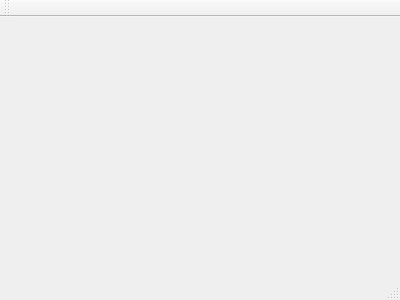
SudanBoy/EC-PBC, file mainwindow.ui: the form before one commit.
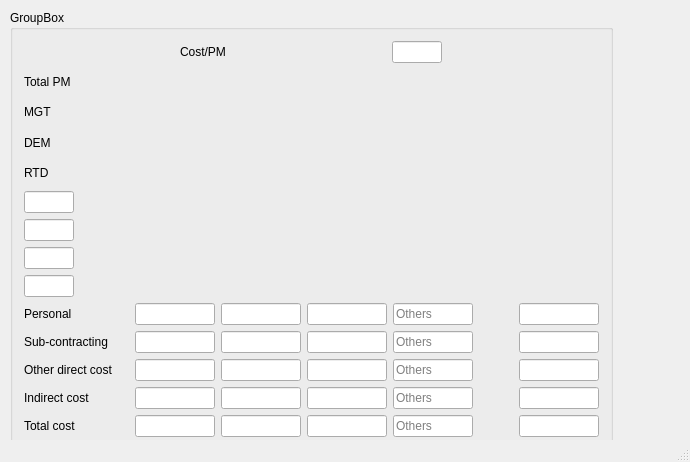
The form after the commit.

Commit message:
Add layout labels and buttons
Designing the front-end GUI

Diff of the .ui file:
```diff
--- a/mainwindow.ui
+++ b/mainwindow.ui
@@ -1,24 +1,961 @@
 <ui version="4.0">
  <class>MainWindow</class>
- <widget class="QMainWindow" name="MainWindow" >
-  <property name="geometry" >
+ <widget class="QMainWindow" name="MainWindow">
+  <property name="geometry">
    <rect>
     <x>0</x>
     <y>0</y>
-    <width>400</width>
-    <height>300</height>
+    <width>690</width>
+    <height>462</height>
    </rect>
   </property>
-  <property name="windowTitle" >
+  <property name="sizePolicy">
+   <sizepolicy hsizetype="Fixed" vsizetype="Fixed">
+    <horstretch>0</horstretch>
+    <verstretch>0</verstretch>
+   </sizepolicy>
+  </property>
+  <property name="windowTitle">
    <string>MainWindow</string>
   </property>
-  <widget class="QMenuBar" name="menuBar" />
-  <widget class="QToolBar" name="mainToolBar" />
-  <widget class="QWidget" name="centralWidget" />
-  <widget class="QStatusBar" name="statusBar" />
+  <widget class="QWidget" name="centralWidget">
+   <widget class="QGroupBox" name="groupBox">
+    <property name="geometry">
+     <rect>
+      <x>10</x>
+      <y>10</y>
+      <width>603</width>
+      <height>497</height>
+     </rect>
+    </property>
+    <property name="sizePolicy">
+     <sizepolicy hsizetype="Fixed" vsizetype="Fixed">
+      <horstretch>0</horstretch>
+      <verstretch>0</verstretch>
+     </sizepolicy>
+    </property>
+    <property name="title">
+     <string>GroupBox</string>
+    </property>
+    <layout class="QGridLayout" name="gridLayout">
+     <item row="5" column="0">
+      <layout class="QHBoxLayout" name="horizontalLayout_11">
+       <item>
+        <widget class="QLabel" name="label_11">
+         <property name="sizePolicy">
+          <sizepolicy hsizetype="Fixed" vsizetype="Preferred">
+           <horstretch>0</horstretch>
+           <verstretch>0</verstretch>
+          </sizepolicy>
+         </property>
+         <property name="maximumSize">
+          <size>
+           <width>110</width>
+           <height>16777215</height>
+          </size>
+         </property>
+         <property name="text">
+          <string>Indirect cost</string>
+         </property>
+        </widget>
+       </item>
+       <item>
+        <widget class="QLineEdit" name="lineEdit_42">
+         <property name="sizePolicy">
+          <sizepolicy hsizetype="Fixed" vsizetype="Fixed">
+           <horstretch>0</horstretch>
+           <verstretch>0</verstretch>
+          </sizepolicy>
+         </property>
+         <property name="maximumSize">
+          <size>
+           <width>80</width>
+           <height>16777215</height>
+          </size>
+         </property>
+        </widget>
+       </item>
+       <item>
+        <widget class="QLineEdit" name="lineEdit_41">
+         <property name="sizePolicy">
+          <sizepolicy hsizetype="Fixed" vsizetype="Fixed">
+           <horstretch>0</horstretch>
+           <verstretch>0</verstretch>
+          </sizepolicy>
+         </property>
+         <property name="maximumSize">
+          <size>
+           <width>80</width>
+           <height>16777215</height>
+          </size>
+         </property>
+        </widget>
+       </item>
+       <item>
+        <widget class="QLineEdit" name="lineEdit_39">
+         <property name="sizePolicy">
+          <sizepolicy hsizetype="Fixed" vsizetype="Fixed">
+           <horstretch>0</horstretch>
+           <verstretch>0</verstretch>
+          </sizepolicy>
+         </property>
+         <property name="maximumSize">
+          <size>
+           <width>80</width>
+           <height>16777215</height>
+          </size>
+         </property>
+        </widget>
+       </item>
+       <item>
+        <widget class="QLineEdit" name="lineEdit_38">
+         <property name="sizePolicy">
+          <sizepolicy hsizetype="Fixed" vsizetype="Fixed">
+           <horstretch>0</horstretch>
+           <verstretch>0</verstretch>
+          </sizepolicy>
+         </property>
+         <property name="maximumSize">
+          <size>
+           <width>80</width>
+           <height>16777215</height>
+          </size>
+         </property>
+         <property name="placeholderText">
+          <string>Others</string>
+         </property>
+        </widget>
+       </item>
+       <item>
+        <spacer name="horizontalSpacer_7">
+         <property name="orientation">
+          <enum>Qt::Horizontal</enum>
+         </property>
+         <property name="sizeType">
+          <enum>QSizePolicy::Fixed</enum>
+         </property>
+         <property name="sizeHint" stdset="0">
+          <size>
+           <width>40</width>
+           <height>20</height>
+          </size>
+         </property>
+        </spacer>
+       </item>
+       <item>
+        <widget class="QLineEdit" name="lineEdit_40">
+         <property name="sizePolicy">
+          <sizepolicy hsizetype="Fixed" vsizetype="Fixed">
+           <horstretch>0</horstretch>
+           <verstretch>0</verstretch>
+          </sizepolicy>
+         </property>
+         <property name="maximumSize">
+          <size>
+           <width>80</width>
+           <height>16777215</height>
+          </size>
+         </property>
+        </widget>
+       </item>
+      </layout>
+     </item>
+     <item row="6" column="0">
+      <layout class="QHBoxLayout" name="horizontalLayout_12">
+       <item>
+        <widget class="QLabel" name="label_12">
+         <property name="sizePolicy">
+          <sizepolicy hsizetype="Fixed" vsizetype="Preferred">
+           <horstretch>0</horstretch>
+           <verstretch>0</verstretch>
+          </sizepolicy>
+         </property>
+         <property name="maximumSize">
+          <size>
+           <width>110</width>
+           <height>16777215</height>
+          </size>
+         </property>
+         <property name="text">
+          <string>Total cost</string>
+         </property>
+        </widget>
+       </item>
+       <item>
+        <widget class="QLineEdit" name="lineEdit_45">
+         <property name="sizePolicy">
+          <sizepolicy hsizetype="Fixed" vsizetype="Fixed">
+           <horstretch>0</horstretch>
+           <verstretch>0</verstretch>
+          </sizepolicy>
+         </property>
+         <property name="maximumSize">
+          <size>
+           <width>80</width>
+           <height>16777215</height>
+          </size>
+         </property>
+        </widget>
+       </item>
+       <item>
+        <widget class="QLineEdit" name="lineEdit_44">
+         <property name="sizePolicy">
+          <sizepolicy hsizetype="Fixed" vsizetype="Fixed">
+           <horstretch>0</horstretch>
+           <verstretch>0</verstretch>
+          </sizepolicy>
+         </property>
+         <property name="maximumSize">
+          <size>
+           <width>80</width>
+           <height>16777215</height>
+          </size>
+         </property>
+        </widget>
+       </item>
+       <item>
+        <widget class="QLineEdit" name="lineEdit_47">
+         <property name="sizePolicy">
+          <sizepolicy hsizetype="Fixed" vsizetype="Fixed">
+           <horstretch>0</horstretch>
+           <verstretch>0</verstretch>
+          </sizepolicy>
+         </property>
+         <property name="maximumSize">
+          <size>
+           <width>80</width>
+           <height>16777215</height>
+          </size>
+         </property>
+        </widget>
+       </item>
+       <item>
+        <widget class="QLineEdit" name="lineEdit_46">
+         <property name="sizePolicy">
+          <sizepolicy hsizetype="Fixed" vsizetype="Fixed">
+           <horstretch>0</horstretch>
+           <verstretch>0</verstretch>
+          </sizepolicy>
+         </property>
+         <property name="maximumSize">
+          <size>
+           <width>80</width>
+           <height>16777215</height>
+          </size>
+         </property>
+         <property name="placeholderText">
+          <string>Others</string>
+         </property>
+        </widget>
+       </item>
+       <item>
+        <spacer name="horizontalSpacer_8">
+         <property name="orientation">
+          <enum>Qt::Horizontal</enum>
+         </property>
+         <property name="sizeType">
+          <enum>QSizePolicy::Fixed</enum>
+         </property>
+         <property name="sizeHint" stdset="0">
+          <size>
+           <width>40</width>
+           <height>20</height>
+          </size>
+         </property>
+        </spacer>
+       </item>
+       <item>
+        <widget class="QLineEdit" name="lineEdit_43">
+         <property name="sizePolicy">
+          <sizepolicy hsizetype="Fixed" vsizetype="Fixed">
+           <horstretch>0</horstretch>
+           <verstretch>0</verstretch>
+          </sizepolicy>
+         </property>
+         <property name="maximumSize">
+          <size>
+           <width>80</width>
+           <height>16777215</height>
+          </size>
+         </property>
+        </widget>
+       </item>
+      </layout>
+     </item>
+     <item row="4" column="0">
+      <layout class="QHBoxLayout" name="horizontalLayout_10">
+       <item>
+        <widget class="QLabel" name="label_10">
+         <property name="sizePolicy">
+          <sizepolicy hsizetype="Fixed" vsizetype="Preferred">
+           <horstretch>0</horstretch>
+           <verstretch>0</verstretch>
+          </sizepolicy>
+         </property>
+         <property name="maximumSize">
+          <size>
+           <width>110</width>
+           <height>16777215</height>
+          </size>
+         </property>
+         <property name="text">
+          <string>Other direct cost</string>
+         </property>
+        </widget>
+       </item>
+       <item>
+        <widget class="QLineEdit" name="lineEdit_37">
+         <property name="sizePolicy">
+          <sizepolicy hsizetype="Fixed" vsizetype="Fixed">
+           <horstretch>0</horstretch>
+           <verstretch>0</verstretch>
+          </sizepolicy>
+         </property>
+         <property name="maximumSize">
+          <size>
+           <width>80</width>
+           <height>16777215</height>
+          </size>
+         </property>
+        </widget>
+       </item>
+       <item>
+        <widget class="QLineEdit" name="lineEdit_34">
+         <property name="sizePolicy">
+          <sizepolicy hsizetype="Fixed" vsizetype="Fixed">
+           <horstretch>0</horstretch>
+           <verstretch>0</verstretch>
+          </sizepolicy>
+         </property>
+         <property name="maximumSize">
+          <size>
+           <width>80</width>
+           <height>16777215</height>
+          </size>
+         </property>
+        </widget>
+       </item>
+       <item>
+        <widget class="QLineEdit" name="lineEdit_36">
+         <property name="sizePolicy">
+          <sizepolicy hsizetype="Fixed" vsizetype="Fixed">
+           <horstretch>0</horstretch>
+           <verstretch>0</verstretch>
+          </sizepolicy>
+         </property>
+         <property name="maximumSize">
+          <size>
+           <width>80</width>
+           <height>16777215</height>
+          </size>
+         </property>
+        </widget>
+       </item>
+       <item>
+        <widget class="QLineEdit" name="lineEdit_33">
+         <property name="sizePolicy">
+          <sizepolicy hsizetype="Fixed" vsizetype="Fixed">
+           <horstretch>0</horstretch>
+           <verstretch>0</verstretch>
+          </sizepolicy>
+         </property>
+         <property name="maximumSize">
+          <size>
+           <width>80</width>
+           <height>16777215</height>
+          </size>
+         </property>
+         <property name="placeholderText">
+          <string>Others</string>
+         </property>
+        </widget>
+       </item>
+       <item>
+        <spacer name="horizontalSpacer_6">
+         <property name="orientation">
+          <enum>Qt::Horizontal</enum>
+         </property>
+         <property name="sizeType">
+          <enum>QSizePolicy::Fixed</enum>
+         </property>
+         <property name="sizeHint" stdset="0">
+          <size>
+           <width>40</width>
+           <height>20</height>
+          </size>
+         </property>
+        </spacer>
+       </item>
+       <item>
+        <widget class="QLineEdit" name="lineEdit_35">
+         <property name="sizePolicy">
+          <sizepolicy hsizetype="Fixed" vsizetype="Fixed">
+           <horstretch>0</horstretch>
+           <verstretch>0</verstretch>
+          </sizepolicy>
+         </property>
+         <property name="maximumSize">
+          <size>
+           <width>80</width>
+           <height>16777215</height>
+          </size>
+         </property>
+        </widget>
+       </item>
+      </layout>
+     </item>
+     <item row="2" column="0">
+      <layout class="QHBoxLayout" name="horizontalLayout_8">
+       <item>
+        <widget class="QLabel" name="label_8">
+         <property name="sizePolicy">
+          <sizepolicy hsizetype="Fixed" vsizetype="Preferred">
+           <horstretch>0</horstretch>
+           <verstretch>0</verstretch>
+          </sizepolicy>
+         </property>
+         <property name="maximumSize">
+          <size>
+           <width>110</width>
+           <height>16777215</height>
+          </size>
+         </property>
+         <property name="text">
+          <string>Personal</string>
+         </property>
+        </widget>
+       </item>
+       <item>
+        <widget class="QLineEdit" name="lineEdit_3">
+         <property name="sizePolicy">
+          <sizepolicy hsizetype="Fixed" vsizetype="Fixed">
+           <horstretch>0</horstretch>
+           <verstretch>0</verstretch>
+          </sizepolicy>
+         </property>
+         <property name="maximumSize">
+          <size>
+           <width>80</width>
+           <height>16777215</height>
+          </size>
+         </property>
+        </widget>
+       </item>
+       <item>
+        <widget class="QLineEdit" name="lineEdit_11">
+         <property name="sizePolicy">
+          <sizepolicy hsizetype="Fixed" vsizetype="Fixed">
+           <horstretch>0</horstretch>
+           <verstretch>0</verstretch>
+          </sizepolicy>
+         </property>
+         <property name="maximumSize">
+          <size>
+           <width>80</width>
+           <height>16777215</height>
+          </size>
+         </property>
+        </widget>
+       </item>
+       <item>
+        <widget class="QLineEdit" name="lineEdit_13">
+         <property name="sizePolicy">
+          <sizepolicy hsizetype="Fixed" vsizetype="Fixed">
+           <horstretch>0</horstretch>
+           <verstretch>0</verstretch>
+          </sizepolicy>
+         </property>
+         <property name="maximumSize">
+          <size>
+           <width>80</width>
+           <height>16777215</height>
+          </size>
+         </property>
+        </widget>
+       </item>
+       <item>
+        <widget class="QLineEdit" name="lineEdit_14">
+         <property name="sizePolicy">
+          <sizepolicy hsizetype="Fixed" vsizetype="Fixed">
+           <horstretch>0</horstretch>
+           <verstretch>0</verstretch>
+          </sizepolicy>
+         </property>
+         <property name="maximumSize">
+          <size>
+           <width>80</width>
+           <height>16777215</height>
+          </size>
+         </property>
+         <property name="placeholderText">
+          <string>Others</string>
+         </property>
+        </widget>
+       </item>
+       <item>
+        <spacer name="horizontalSpacer_4">
+         <property name="orientation">
+          <enum>Qt::Horizontal</enum>
+         </property>
+         <property name="sizeType">
+          <enum>QSizePolicy::Fixed</enum>
+         </property>
+         <property name="sizeHint" stdset="0">
+          <size>
+           <width>40</width>
+           <height>20</height>
+          </size>
+         </property>
+        </spacer>
+       </item>
+       <item>
+        <widget class="QLineEdit" name="lineEdit_8">
+         <property name="sizePolicy">
+          <sizepolicy hsizetype="Fixed" vsizetype="Fixed">
+           <horstretch>0</horstretch>
+           <verstretch>0</verstretch>
+          </sizepolicy>
+         </property>
+         <property name="maximumSize">
+          <size>
+           <width>80</width>
+           <height>16777215</height>
+          </size>
+         </property>
+        </widget>
+       </item>
+      </layout>
+     </item>
+     <item row="8" column="0">
+      <layout class="QHBoxLayout" name="horizontalLayout_15">
+       <item>
+        <spacer name="horizontalSpacer_3">
+         <property name="orientation">
+          <enum>Qt::Horizontal</enum>
+         </property>
+         <property name="sizeHint" stdset="0">
+          <size>
+           <width>40</width>
+           <height>20</height>
+          </size>
+         </property>
+        </spacer>
+       </item>
+       <item>
+        <widget class="QPushButton" name="pushButton">
+         <property name="sizePolicy">
+          <sizepolicy hsizetype="Fixed" vsizetype="Fixed">
+           <horstretch>0</horstretch>
+           <verstretch>0</verstretch>
+          </sizepolicy>
+         </property>
+         <property name="maximumSize">
+          <size>
+           <width>80</width>
+           <height>16777215</height>
+          </size>
+         </property>
+         <property name="text">
+          <string>Exit</string>
+         </property>
+        </widget>
+       </item>
+      </layout>
+     </item>
+     <item row="0" column="0">
+      <layout class="QHBoxLayout" name="horizontalLayout_5">
+       <item>
+        <widget class="QLabel" name="label">
+         <property name="sizePolicy">
+          <sizepolicy hsizetype="Fixed" vsizetype="Preferred">
+           <horstretch>0</horstretch>
+           <verstretch>0</verstretch>
+          </sizepolicy>
+         </property>
+         <property name="minimumSize">
+          <size>
+           <width>0</width>
+           <height>0</height>
+          </size>
+         </property>
+         <property name="maximumSize">
+          <size>
+           <width>50</width>
+           <height>16777215</height>
+          </size>
+         </property>
+         <property name="text">
+          <string>Cost/PM</string>
+         </property>
+        </widget>
+       </item>
+       <item>
+        <widget class="QLineEdit" name="lineEdit_7">
+         <property name="sizePolicy">
+          <sizepolicy hsizetype="Fixed" vsizetype="Fixed">
+           <horstretch>0</horstretch>
+           <verstretch>0</verstretch>
+          </sizepolicy>
+         </property>
+         <property name="minimumSize">
+          <size>
+           <width>0</width>
+           <height>0</height>
+          </size>
+         </property>
+         <property name="maximumSize">
+          <size>
+           <width>50</width>
+           <height>16777215</height>
+          </size>
+         </property>
+        </widget>
+       </item>
+      </layout>
+     </item>
+     <item row="3" column="0">
+      <layout class="QHBoxLayout" name="horizontalLayout_9">
+       <item>
+        <widget class="QLabel" name="label_9">
+         <property name="sizePolicy">
+          <sizepolicy hsizetype="Fixed" vsizetype="Preferred">
+           <horstretch>0</horstretch>
+           <verstretch>0</verstretch>
+          </sizepolicy>
+         </property>
+         <property name="maximumSize">
+          <size>
+           <width>110</width>
+           <height>16777215</height>
+          </size>
+         </property>
+         <property name="text">
+          <string>Sub-contracting</string>
+         </property>
+        </widget>
+       </item>
+       <item>
+        <widget class="QLineEdit" name="lineEdit_30">
+         <property name="sizePolicy">
+          <sizepolicy hsizetype="Fixed" vsizetype="Fixed">
+           <horstretch>0</horstretch>
+           <verstretch>0</verstretch>
+          </sizepolicy>
+         </property>
+         <property name="maximumSize">
+          <size>
+           <width>80</width>
+           <height>16777215</height>
+          </size>
+         </property>
+        </widget>
+       </item>
+       <item>
+        <widget class="QLineEdit" name="lineEdit_29">
+         <property name="sizePolicy">
+          <sizepolicy hsizetype="Fixed" vsizetype="Fixed">
+           <horstretch>0</horstretch>
+           <verstretch>0</verstretch>
+          </sizepolicy>
+         </property>
+         <property name="maximumSize">
+          <size>
+           <width>80</width>
+           <height>16777215</height>
+          </size>
+         </property>
+        </widget>
+       </item>
+       <item>
+        <widget class="QLineEdit" name="lineEdit_28">
+         <property name="sizePolicy">
+          <sizepolicy hsizetype="Fixed" vsizetype="Fixed">
+           <horstretch>0</horstretch>
+           <verstretch>0</verstretch>
+          </sizepolicy>
+         </property>
+         <property name="maximumSize">
+          <size>
+           <width>80</width>
+           <height>16777215</height>
+          </size>
+         </property>
+        </widget>
+       </item>
+       <item>
+        <widget class="QLineEdit" name="lineEdit_31">
+         <property name="sizePolicy">
+          <sizepolicy hsizetype="Fixed" vsizetype="Fixed">
+           <horstretch>0</horstretch>
+           <verstretch>0</verstretch>
+          </sizepolicy>
+         </property>
+         <property name="maximumSize">
+          <size>
+           <width>80</width>
+           <height>16777215</height>
+          </size>
+         </property>
+         <property name="placeholderText">
+          <string>Others</string>
+         </property>
+        </widget>
+       </item>
+       <item>
+        <spacer name="horizontalSpacer_5">
+         <property name="orientation">
+          <enum>Qt::Horizontal</enum>
+         </property>
+         <property name="sizeType">
+          <enum>QSizePolicy::Fixed</enum>
+         </property>
+         <property name="sizeHint" stdset="0">
+          <size>
+           <width>40</width>
+           <height>20</height>
+          </size>
+         </property>
+        </spacer>
+       </item>
+       <item>
+        <widget class="QLineEdit" name="lineEdit_32">
+         <property name="sizePolicy">
+          <sizepolicy hsizetype="Fixed" vsizetype="Fixed">
+           <horstretch>0</horstretch>
+           <verstretch>0</verstretch>
+          </sizepolicy>
+         </property>
+         <property name="maximumSize">
+          <size>
+           <width>80</width>
+           <height>16777215</height>
+          </size>
+         </property>
+        </widget>
+       </item>
+      </layout>
+     </item>
+     <item row="7" column="0">
+      <layout class="QHBoxLayout" name="horizontalLayout_13">
+       <item>
+        <widget class="QLabel" name="label_13">
+         <property name="sizePolicy">
+          <sizepolicy hsizetype="Fixed" vsizetype="Preferred">
+           <horstretch>0</horstretch>
+           <verstretch>0</verstretch>
+          </sizepolicy>
+         </property>
+         <property name="text">
+          <string>Requested funding </string>
+         </property>
+         <property name="alignment">
+          <set>Qt::AlignLeading|Qt::AlignLeft|Qt::AlignVCenter</set>
+         </property>
+        </widget>
+       </item>
+       <item>
+        <widget class="QLineEdit" name="lineEdit_48">
+         <property name="sizePolicy">
+          <sizepolicy hsizetype="Fixed" vsizetype="Fixed">
+           <horstretch>0</horstretch>
+           <verstretch>0</verstretch>
+          </sizepolicy>
+         </property>
+         <property name="maximumSize">
+          <size>
+           <width>80</width>
+           <height>16777215</height>
+          </size>
+         </property>
+        </widget>
+       </item>
+       <item>
+        <spacer name="horizontalSpacer">
+         <property name="orientation">
+          <enum>Qt::Horizontal</enum>
+         </property>
+         <property name="sizeHint" stdset="0">
+          <size>
+           <width>40</width>
+           <height>20</height>
+          </size>
+         </property>
+        </spacer>
+       </item>
+      </layout>
+     </item>
+     <item row="1" column="0">
+      <layout class="QVBoxLayout" name="verticalLayout">
+       <item>
+        <widget class="QLabel" name="label_6">
+         <property name="sizePolicy">
+          <sizepolicy hsizetype="Fixed" vsizetype="Preferred">
+           <horstretch>0</horstretch>
+           <verstretch>0</verstretch>
+          </sizepolicy>
+         </property>
+         <property name="minimumSize">
+          <size>
+           <width>0</width>
+           <height>0</height>
+          </size>
+         </property>
+         <property name="maximumSize">
+          <size>
+           <width>50</width>
+           <height>16777215</height>
+          </size>
+         </property>
+         <property name="text">
+          <string>Total PM</string>
+         </property>
+        </widget>
+       </item>
+       <item>
+        <widget class="QLabel" name="label_3">
+         <property name="sizePolicy">
+          <sizepolicy hsizetype="Fixed" vsizetype="Preferred">
+           <horstretch>0</horstretch>
+           <verstretch>0</verstretch>
+          </sizepolicy>
+         </property>
+         <property name="maximumSize">
+          <size>
+           <width>16777215</width>
+           <height>50</height>
+          </size>
+         </property>
+         <property name="text">
+          <string>MGT</string>
+         </property>
+        </widget>
+       </item>
+       <item>
+        <widget class="QLabel" name="label_2">
+         <property name="sizePolicy">
+          <sizepolicy hsizetype="Fixed" vsizetype="Preferred">
+           <horstretch>0</horstretch>
+           <verstretch>0</verstretch>
+          </sizepolicy>
+         </property>
+         <property name="maximumSize">
+          <size>
+           <width>16777215</width>
+           <height>50</height>
+          </size>
+         </property>
+         <property name="text">
+          <string>DEM</string>
+         </property>
+        </widget>
+       </item>
+       <item>
+        <widget class="QLabel" name="label_4">
+         <property name="sizePolicy">
+          <sizepolicy hsizetype="Fixed" vsizetype="Preferred">
+           <horstretch>0</horstretch>
+           <verstretch>0</verstretch>
+          </sizepolicy>
+         </property>
+         <property name="maximumSize">
+          <size>
+           <width>16777215</width>
+           <height>50</height>
+          </size>
+         </property>
+         <property name="text">
+          <string>RTD</string>
+         </property>
+        </widget>
+       </item>
+       <item>
+        <widget class="QLineEdit" name="lineEdit_4">
+         <property name="sizePolicy">
+          <sizepolicy hsizetype="Fixed" vsizetype="Fixed">
+           <horstretch>0</horstretch>
+           <verstretch>0</verstretch>
+          </sizepolicy>
+         </property>
+         <property name="minimumSize">
+          <size>
+           <width>0</width>
+           <height>0</height>
+          </size>
+         </property>
+         <property name="maximumSize">
+          <size>
+           <width>50</width>
+           <height>16777215</height>
+          </size>
+         </property>
+        </widget>
+       </item>
+       <item>
+        <widget class="QLineEdit" name="lineEdit_5">
+         <property name="sizePolicy">
+          <sizepolicy hsizetype="Fixed" vsizetype="Fixed">
+           <horstretch>0</horstretch>
+           <verstretch>0</verstretch>
+          </sizepolicy>
+         </property>
+         <property name="maximumSize">
+          <size>
+           <width>50</width>
+           <height>16777215</height>
+          </size>
+         </property>
+        </widget>
+       </item>
+       <item>
+        <widget class="QLineEdit" name="lineEdit_2">
+         <property name="sizePolicy">
+          <sizepolicy hsizetype="Fixed" vsizetype="Fixed">
+           <horstretch>0</horstretch>
+           <verstretch>0</verstretch>
+          </sizepolicy>
+         </property>
+         <property name="maximumSize">
+          <size>
+           <width>50</width>
+           <height>16777215</height>
+          </size>
+         </property>
+        </widget>
+       </item>
+       <item>
+        <widget class="QLineEdit" name="lineEdit_6">
+         <property name="sizePolicy">
+          <sizepolicy hsizetype="Fixed" vsizetype="Fixed">
+           <horstretch>0</horstretch>
+           <verstretch>0</verstretch>
+          </sizepolicy>
+         </property>
+         <property name="maximumSize">
+          <size>
+           <width>50</width>
+           <height>16777215</height>
+          </size>
+         </property>
+        </widget>
+       </item>
+      </layout>
+     </item>
+    </layout>
+   </widget>
+  </widget>
+  <widget class="QMenuBar" name="menuBar">
+   <property name="geometry">
+    <rect>
+     <x>0</x>
+     <y>0</y>
+     <width>690</width>
+     <height>26</height>
+    </rect>
+   </property>
+  </widget>
+  <widget class="QStatusBar" name="statusBar"/>
  </widget>
- <layoutDefault spacing="6" margin="11" />
- <pixmapfunction></pixmapfunction>
+ <layoutdefault spacing="6" margin="11"/>
  <resources/>
  <connections/>
 </ui>
```
Left out of the diff: 1 changed line with no effect on the pictures.
